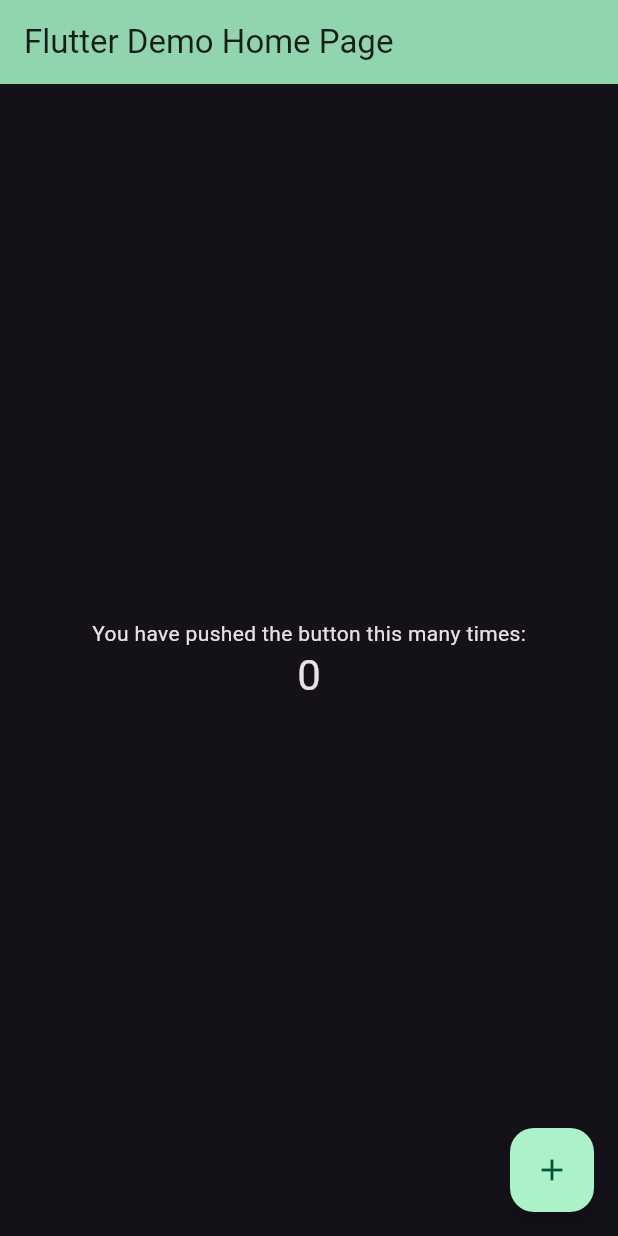
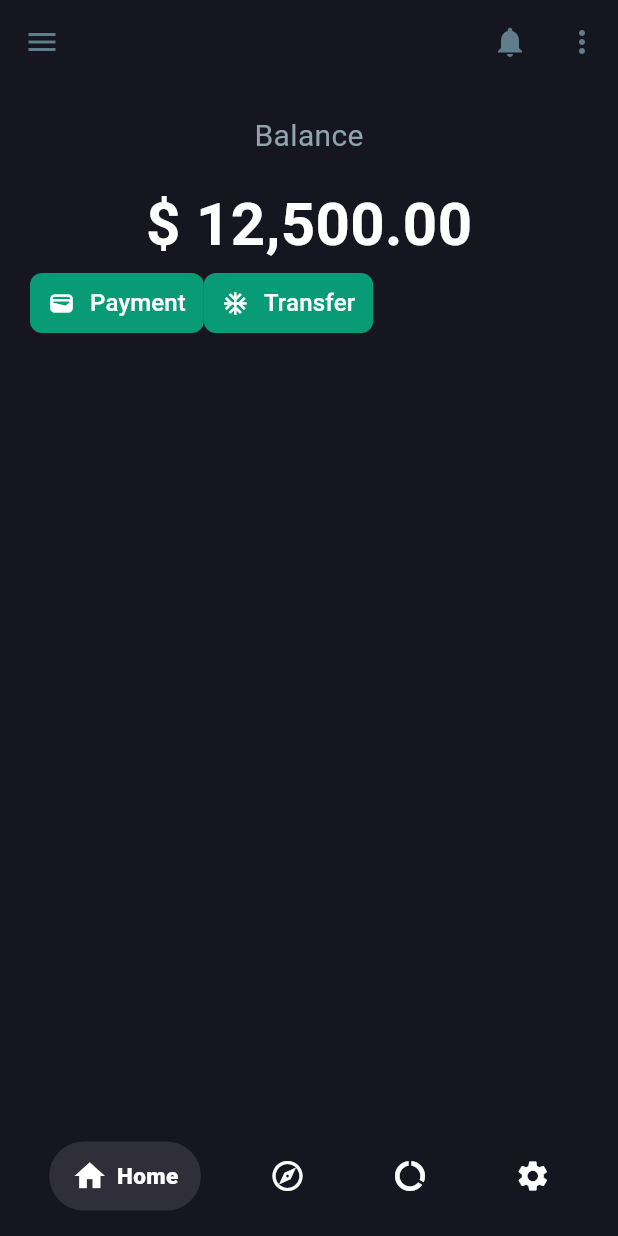
Before and after one commit to zgjff/flutter_demos, a Flutter app: the screen it shows after launch, on a phone screen of 412 x 824 dp. Run offline on Flutter 3.47's test engine with Material 3 defaults, Android fonts, the light colour scheme and no system bars; our stand-ins replace carousel_slider, equatable, fl_chart, flutter_bloc, flutter_svg, responsive_builder and 1 more.

Commit message:
部分UI绘制

```diff
--- a/wallet_chart/lib/main.dart
+++ b/wallet_chart/lib/main.dart
@@ -1,4 +1,6 @@
 import 'package:flutter/material.dart';
+
+import 'tab_bar/tab_bar_page.dart';
 
 void main() {
   runApp(const MyApp());
@@ -13,96 +15,18 @@
       title: 'Flutter Demo',
       theme: ThemeData.dark(useMaterial3: true).copyWith(
         colorScheme: ColorScheme.fromSeed(seedColor: Colors.greenAccent),
+        scaffoldBackgroundColor: const Color(0xff161621),
+        appBarTheme: const AppBarTheme(
+          backgroundColor: Color(0xff161621),
+          iconTheme: IconThemeData(
+            color: Colors.blueGrey,
+          ),
+        ),
+        bottomAppBarTheme: const BottomAppBarTheme(
+          color: Color(0xff161621),
+        ),
       ),
-      home: const MyHomePage(title: 'Flutter Demo Home Page'),
+      home: const TabBarPage(),
     );
   }
 }
-
-class MyHomePage extends StatefulWidget {
-  const MyHomePage({super.key, required this.title});
-
-  // This widget is the home page of your application. It is stateful, meaning
-  // that it has a State object (defined below) that contains fields that affect
-  // how it looks.
-
-  // This class is the configuration for the state. It holds the values (in this
-  // case the title) provided by the parent (in this case the App widget) and
-  // used by the build method of the State. Fields in a Widget subclass are
-  // always marked "final".
-
-  final String title;
-
-  @override
-  State<MyHomePage> createState() => _MyHomePageState();
-}
-
-class _MyHomePageState extends State<MyHomePage> {
-  int _counter = 0;
-
-  void _incrementCounter() {
-    setState(() {
-      // This call to setState tells the Flutter framework that something has
-      // changed in this State, which causes it to rerun the build method below
-      // so that the display can reflect the updated values. If we changed
-      // _counter without calling setState(), then the build method would not be
-      // called again, and so nothing would appear to happen.
-      _counter++;
-    });
-  }
-
-  @override
-  Widget build(BuildContext context) {
-    // This method is rerun every time setState is called, for instance as done
-    // by the _incrementCounter method above.
-    //
-    // The Flutter framework has been optimized to make rerunning build methods
-    // fast, so that you can just rebuild anything that needs updating rather
-    // than having to individually change instances of widgets.
-    return Scaffold(
-      appBar: AppBar(
-        // TRY THIS: Try changing the color here to a specific color (to
-        // Colors.amber, perhaps?) and trigger a hot reload to see the AppBar
-        // change color while the other colors stay the same.
-        backgroundColor: Theme.of(context).colorScheme.inversePrimary,
-        // Here we take the value from the MyHomePage object that was created by
-        // the App.build method, and use it to set our appbar title.
-        title: Text(widget.title),
-      ),
-      body: Center(
-        // Center is a layout widget. It takes a single child and positions it
-        // in the middle of the parent.
-        child: Column(
-          // Column is also a layout widget. It takes a list of children and
-          // arranges them vertically. By default, it sizes itself to fit its
-          // children horizontally, and tries to be as tall as its parent.
-          //
-          // Column has various properties to control how it sizes itself and
-          // how it positions its children. Here we use mainAxisAlignment to
-          // center the children vertically; the main axis here is the vertical
-          // axis because Columns are vertical (the cross axis would be
-          // horizontal).
-          //
-          // TRY THIS: Invoke "debug painting" (choose the "Toggle Debug Paint"
-          // action in the IDE, or press "p" in the console), to see the
-          // wireframe for each widget.
-          mainAxisAlignment: MainAxisAlignment.center,
-          children: <Widget>[
-            const Text(
-              'You have pushed the button this many times:',
-            ),
-            Text(
-              '$_counter',
-              style: Theme.of(context).textTheme.headlineMedium,
-            ),
-          ],
-        ),
-      ),
-      floatingActionButton: FloatingActionButton(
-        onPressed: _incrementCounter,
-        tooltip: 'Increment',
-        child: const Icon(Icons.add),
-      ), // This trailing comma makes auto-formatting nicer for build methods.
-    );
-  }
-}
--- /dev/null
+++ b/wallet_chart/lib/pages/discover_page.dart
@@ -0,0 +1,12 @@
+import 'package:flutter/material.dart';
+
+class DiscoverPage extends StatelessWidget {
+  const DiscoverPage({super.key});
+
+  @override
+  Widget build(BuildContext context) {
+    return const Center(
+      child: Text('DiscoverPage'),
+    );
+  }
+}
--- /dev/null
+++ b/wallet_chart/lib/pages/home_page.dart
@@ -0,0 +1,112 @@
+import 'package:flutter/material.dart';
+import 'package:styled_widget/styled_widget.dart';
+
+class HomePage extends StatefulWidget {
+  const HomePage({super.key});
+
+  @override
+  State<HomePage> createState() => _HomePageState();
+}
+
+class _HomePageState extends State<HomePage>
+    with AutomaticKeepAliveClientMixin {
+  @override
+  bool get wantKeepAlive => true;
+
+  @override
+  Widget build(BuildContext context) {
+    super.build(context);
+    return Scaffold(
+      appBar: AppBar(
+        leading: IconButton(
+          icon: const Icon(Icons.menu),
+          onPressed: () {},
+        ),
+        actions: [
+          IconButton(
+            icon: const Icon(Icons.notifications),
+            onPressed: () {},
+          ),
+          IconButton(
+            icon: const Icon(Icons.more_vert),
+            onPressed: () {},
+          )
+        ],
+      ),
+      body: Padding(
+        padding: const EdgeInsets.symmetric(horizontal: 20),
+        child: CustomScrollView(
+          slivers: [
+            SliverToBoxAdapter(
+              child: Column(
+                children: [
+                  const SizedBox(height: 20),
+                  const Text('Balance')
+                      .fontSize(20)
+                      .textColor(Colors.blueGrey.shade300),
+                  const SizedBox(height: 16),
+                  const Text('\$ 12,500.00')
+                      .fontSize(40)
+                      .textColor(Colors.white)
+                      .fontWeight(FontWeight.bold),
+                  Row(
+                    children: [
+                      TextButton(
+                          onPressed: () {},
+                          style: ButtonStyle(
+                            backgroundColor: WidgetStateProperty.all(
+                                const Color(0xff02d39a).withOpacity(0.7)),
+                            shape: WidgetStateProperty.all(
+                              RoundedRectangleBorder(
+                                borderRadius: BorderRadius.circular(8),
+                              ),
+                            ),
+                          ),
+                          // shape: RoundedRectangleBorder(side: BorderSide(color: const Color(0xff02d39a).withOpacity(0.7)),),
+                          child: Row(
+                            children: [
+                              const Icon(
+                                Icons.wallet,
+                                color: Colors.white,
+                              ),
+                              const SizedBox(width: 10),
+                              const Text('Payment')
+                                  .fontSize(16)
+                                  .textColor(Colors.white),
+                            ],
+                          )),
+                      TextButton(
+                          onPressed: () {},
+                          style: ButtonStyle(
+                            backgroundColor: WidgetStateProperty.all(
+                                const Color(0xff02d39a).withOpacity(0.7)),
+                            shape: WidgetStateProperty.all(
+                              RoundedRectangleBorder(
+                                borderRadius: BorderRadius.circular(8),
+                              ),
+                            ),
+                          ),
+                          // shape: RoundedRectangleBorder(side: BorderSide(color: const Color(0xff02d39a).withOpacity(0.7)),),
+                          child: Row(
+                            children: [
+                              const Icon(
+                                Icons.ac_unit,
+                                color: Colors.white,
+                              ),
+                              const SizedBox(width: 10),
+                              const Text('Transfer')
+                                  .fontSize(16)
+                                  .textColor(Colors.white),
+                            ],
+                          )),
+                    ],
+                  ),
+                ],
+              ),
+            ),
+          ],
+        ),
+      ),
+    );
+  }
+}
--- /dev/null
+++ b/wallet_chart/lib/pages/info_page.dart
@@ -0,0 +1,12 @@
+import 'package:flutter/material.dart';
+
+class InfoPage extends StatelessWidget {
+  const InfoPage({super.key});
+
+  @override
+  Widget build(BuildContext context) {
+    return const Center(
+      child: Text('InfoPage'),
+    );
+  }
+}
--- /dev/null
+++ b/wallet_chart/lib/pages/pages.dart
@@ -0,0 +1,4 @@
+export 'discover_page.dart';
+export 'home_page.dart';
+export 'info_page.dart';
+export 'settings_page.dart';
--- /dev/null
+++ b/wallet_chart/lib/pages/settings_page.dart
@@ -0,0 +1,12 @@
+import 'package:flutter/material.dart';
+
+class SettingsPage extends StatelessWidget {
+  const SettingsPage({super.key});
+
+  @override
+  Widget build(BuildContext context) {
+    return const Center(
+      child: Text('SettingsPage'),
+    );
+  }
+}
--- /dev/null
+++ b/wallet_chart/lib/tab_bar/custom_bottom_app_bar_item.dart
@@ -0,0 +1,57 @@
+import 'package:flutter/material.dart';
+import 'package:styled_widget/styled_widget.dart';
+
+class CustomBottomAppBarItem extends StatelessWidget {
+  const CustomBottomAppBarItem({
+    super.key,
+    required this.icon,
+    required this.title,
+    required this.color,
+    this.isSelected = false,
+    this.onTap,
+  });
+
+  final IconData icon;
+  final String title;
+  final Color color;
+  final bool isSelected;
+  final VoidCallback? onTap;
+
+  @override
+  Widget build(BuildContext context) {
+    final iconWidget = Icon(
+      icon,
+      color: isSelected ? color : Colors.white,
+    );
+    if (!isSelected) {
+      return InkWell(
+        onTap: onTap,
+        splashColor: Colors.transparent,
+        highlightColor: Colors.transparent,
+        child: Padding(
+          padding: const EdgeInsets.symmetric(vertical: 12, horizontal: 12),
+          child: iconWidget,
+        ),
+      );
+    }
+    return Container(
+      padding: const EdgeInsets.symmetric(vertical: 10, horizontal: 14),
+      decoration: const ShapeDecoration(
+        color: Color.fromRGBO(47, 46, 57, 1),
+        shape: StadiumBorder(
+          side: BorderSide(
+            color: Color.fromRGBO(47, 46, 57, 1),
+          ),
+        ),
+        // borderRadius: BorderRadius
+      ),
+      child: [
+        iconWidget,
+        const SizedBox(
+          width: 6,
+        ),
+        Text(title).fontSize(15).fontWeight(FontWeight.w800).textColor(color),
+      ].toRow(),
+    );
+  }
+}
--- /dev/null
+++ b/wallet_chart/lib/tab_bar/custom_tab_bar.dart
@@ -0,0 +1,59 @@
+import 'package:flutter/material.dart';
+import 'package:styled_widget/styled_widget.dart';
+
+import 'custom_bottom_app_bar_item.dart';
+
+class CustomTabBar extends StatelessWidget {
+  const CustomTabBar({
+    super.key,
+    this.selectedIndex = 0,
+    required this.onChanged,
+  });
+
+  final int selectedIndex;
+  final void Function(int index) onChanged;
+
+  @override
+  Widget build(BuildContext context) {
+    return BottomAppBar(
+      child: [
+        CustomBottomAppBarItem(
+          icon: Icons.home,
+          title: 'Home',
+          color: Colors.white,
+          isSelected: selectedIndex == 0,
+          onTap: () {
+            onChanged(0);
+          },
+        ),
+        CustomBottomAppBarItem(
+          icon: Icons.explore_outlined,
+          title: 'Discover',
+          color: Colors.pink,
+          isSelected: selectedIndex == 1,
+          onTap: () {
+            onChanged(1);
+          },
+        ),
+        CustomBottomAppBarItem(
+          icon: Icons.data_usage,
+          title: 'Info',
+          color: Colors.orange,
+          isSelected: selectedIndex == 2,
+          onTap: () {
+            onChanged(2);
+          },
+        ),
+        CustomBottomAppBarItem(
+          icon: Icons.settings,
+          title: 'Settings',
+          color: Colors.teal,
+          isSelected: selectedIndex == 3,
+          onTap: () {
+            onChanged(3);
+          },
+        ),
+      ].toRow(mainAxisAlignment: MainAxisAlignment.spaceAround),
+    );
+  }
+}
--- /dev/null
+++ b/wallet_chart/lib/tab_bar/tab_bar_cubit.dart
@@ -0,0 +1,12 @@
+import 'package:equatable/equatable.dart';
+import 'package:flutter_bloc/flutter_bloc.dart';
+
+part 'tab_bar_state.dart';
+
+class TabBarCubit extends Cubit<TabBarState> {
+  TabBarCubit() : super(const TabBarState(index: 0));
+
+  void change(int index) {
+    emit(TabBarState(index: index));
+  }
+}
--- /dev/null
+++ b/wallet_chart/lib/tab_bar/tab_bar_page.dart
@@ -0,0 +1,64 @@
+import 'package:flutter/material.dart';
+import 'package:flutter_bloc/flutter_bloc.dart';
+import 'package:wallet_chart/tab_bar/tab_bar_cubit.dart';
+
+import '../pages/pages.dart';
+import 'custom_tab_bar.dart';
+
+class TabBarPage extends StatefulWidget {
+  const TabBarPage({super.key});
+
+  @override
+  State<TabBarPage> createState() => _TabBarPageState();
+}
+
+class _TabBarPageState extends State<TabBarPage> with TickerProviderStateMixin {
+  @override
+  void initState() {
+    super.initState();
+    _pages = const [
+      HomePage(),
+      DiscoverPage(),
+      InfoPage(),
+      SettingsPage(),
+    ];
+    _tabController = TabController(length: _pages.length, vsync: this);
+  }
+
+  @override
+  void dispose() {
+    _tabController?.dispose();
+    _tabController = null;
+    super.dispose();
+  }
+
+  late TabController? _tabController;
+  late List<Widget> _pages;
+
+  @override
+  Widget build(BuildContext context) {
+    return BlocProvider(
+      create: (_) => TabBarCubit(),
+      child: Builder(builder: (context) {
+        return Scaffold(
+          bottomNavigationBar: BlocBuilder<TabBarCubit, TabBarState>(
+            builder: (context, state) {
+              return CustomTabBar(
+                selectedIndex: _tabController!.index,
+                onChanged: (index) {
+                  _tabController?.index = index;
+                  context.read<TabBarCubit>().change(index);
+                },
+              );
+            },
+          ),
+          body: TabBarView(
+            controller: _tabController,
+            physics: const NeverScrollableScrollPhysics(),
+            children: _pages,
+          ),
+        );
+      }),
+    );
+  }
+}
--- /dev/null
+++ b/wallet_chart/lib/tab_bar/tab_bar_state.dart
@@ -0,0 +1,10 @@
+part of 'tab_bar_cubit.dart';
+
+final class TabBarState extends Equatable {
+  const TabBarState({required int index}) : _index = index;
+  final int _index;
+  @override
+  List<Object> get props => [_index];
+
+  int currentIndex() => _index;
+}
--- a/wallet_chart/pubspec.yaml
+++ b/wallet_chart/pubspec.yaml
@@ -9,6 +9,8 @@
     sdk: flutter
   cupertino_icons:
   styled_widget:
+  flutter_bloc:
+  equatable:
 dev_dependencies:
   flutter_test:
     sdk: flutter
```
